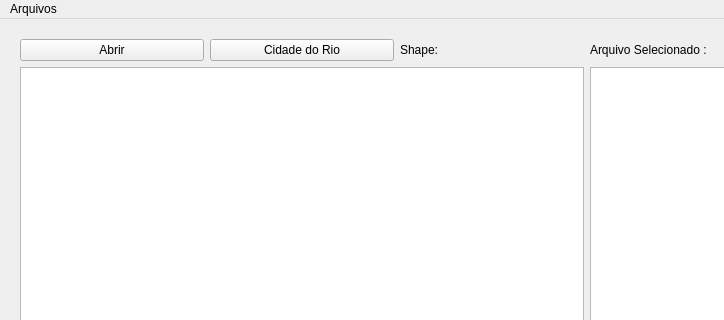
The window that betsabe/Interface copy/open_tif_2 copy.ui (BetSpaguetty/Projeto-Taludes) describes before a commit, drawn with Qt 5; both pictures show x 0 to 724 and y 0 to 320 of the 1185 by 615 pixel window.
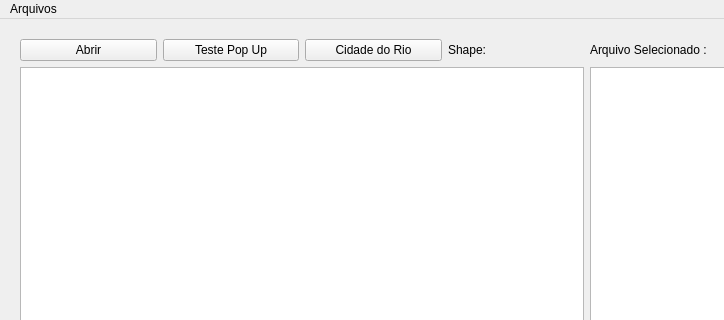
The same window after the commit.

Diff of the .ui file:
```diff
--- a/betsabe/Interface copy/open_tif_2 copy.ui
+++ b/betsabe/Interface copy/open_tif_2 copy.ui
@@ -117,27 +117,34 @@
      </item>
      <item row="0" column="0">
       <layout class="QGridLayout" name="gridLayout_3">
-       <item row="0" column="0">
+       <item row="1" column="0">
         <widget class="QPushButton" name="botao_abrir_arquivo">
          <property name="text">
           <string>Abrir</string>
          </property>
         </widget>
        </item>
-       <item row="0" column="1">
+       <item row="1" column="2">
         <widget class="QPushButton" name="botao_mapa_rio">
          <property name="text">
           <string>Cidade do Rio</string>
          </property>
         </widget>
        </item>
-       <item row="0" column="2">
+       <item row="1" column="3">
         <widget class="QLabel" name="label_shape">
          <property name="text">
           <string>Shape: </string>
          </property>
         </widget>
        </item>
+       <item row="1" column="1">
+        <widget class="QPushButton" name="pushButton">
+         <property name="text">
+          <string>Teste Pop Up</string>
+         </property>
+        </widget>
+       </item>
       </layout>
      </item>
     </layout>
```
Left out of the diff: 77 changed lines with no effect on the pictures.
